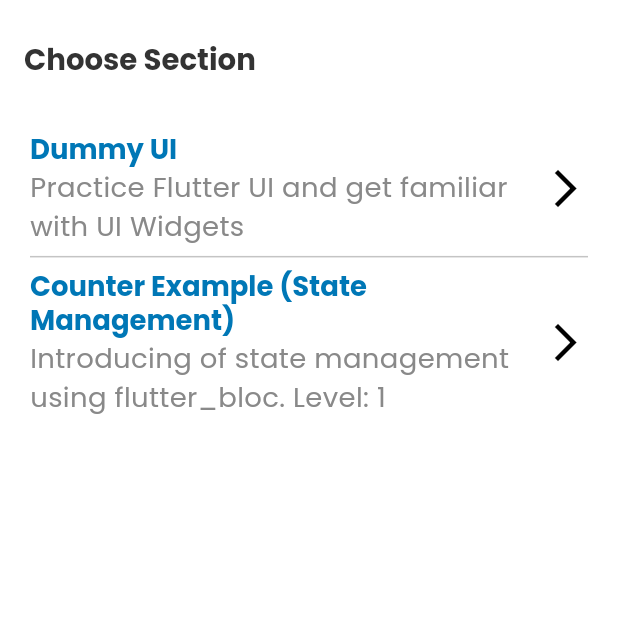
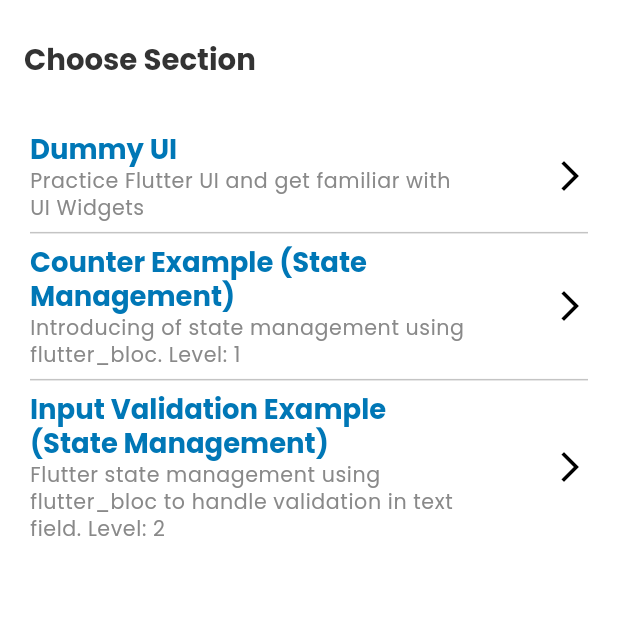
Before and after one commit to rbennum/kelas-flutter-starting-project, a Flutter app: the screen it shows after launch, on a phone screen of 412 x 824 dp, the top half of it. Run offline on Flutter 3.47's test engine with Material 3 defaults, Android fonts, the phone set to English and light mode, and no system bars; our stand-ins replace auto_route, bloc, dio, flutter_bloc, flutter_screenutil, fluttertoast and 7 more; generated files the repository leaves out were written again.

Commit message:
feat: initialize input validation page

```diff
--- a/lib/core/routes/app_router.dart
+++ b/lib/core/routes/app_router.dart
@@ -9,5 +9,6 @@
     AutoRoute(page: DummyUIRoute.page),
     AutoRoute(page: DummyUIListRoute.page),
     AutoRoute(page: CounterRoute.page),
+    AutoRoute(page: InputValidationRoute.page),
   ];
 }
--- a/lib/presentation/pages/dummy_ui/dummy_ui_page.dart
+++ b/lib/presentation/pages/dummy_ui/dummy_ui_page.dart
@@ -22,7 +22,7 @@
         body: SingleChildScrollView(
           padding: UIHelper.padding(vertical: 10, horizontal: 20),
           child:
-              Column(crossAxisAlignment: CrossAxisAlignment.start, children: [
+          Column(crossAxisAlignment: CrossAxisAlignment.start, children: [
             InkWell(
               onTap: () =>
                   AutoRouter.of(context).push(const DummyUIListRoute()),
@@ -66,7 +66,7 @@
             UIHelper.verticalSpace(10),
             ...List.generate(
                 2,
-                (index) => NewsCard(
+                    (index) => NewsCard(
                     imgSrc: Constants.dummyImg,
                     title: "How can I be Flutter Developer Expert?",
                     desc: "Jill Lepore \u2022 23 May 23")),
@@ -81,7 +81,7 @@
               mainAxisAlignment: MainAxisAlignment.spaceBetween,
               children: List.generate(
                   3,
-                  (index) =>
+                      (index) =>
                       RowCard(index: index, imageSource: Constants.dummyImg)),
             ),
             UIHelper.verticalSpace(20),
--- a/lib/presentation/pages/splash/splash_page.dart
+++ b/lib/presentation/pages/splash/splash_page.dart
@@ -18,7 +18,12 @@
       SplashItem(
           "Counter Example (State Management)",
           "Introducing of state management using flutter_bloc. Level: 1",
-              () => AutoRouter.of(context).push(const CounterRoute()))
+              () => AutoRouter.of(context).push(const CounterRoute())),
+      SplashItem(
+          "Input Validation Example (State Management)",
+          "Flutter state management using flutter_bloc to handle validation in text field. Level: 2",
+          () => AutoRouter.of(context).push(const InputValidationRoute())
+      )
     ];
 
     return Scaffold(
--- a/lib/presentation/pages/splash/widgets/splash_item_card.dart
+++ b/lib/presentation/pages/splash/widgets/splash_item_card.dart
@@ -14,21 +14,27 @@
     return Row(
       children: [
         Expanded(
-            child: Column(
-          crossAxisAlignment: CrossAxisAlignment.start,
-          children: [
-            Text(title,
-                style: context.textTheme.headlineLarge
-                    ?.copyWith(color: ColorConstant.primary)),
-            Text(description,
-                style: context.textTheme.bodyMedium
-                    ?.copyWith(color: ColorConstant.grey))
-          ],
-        )),
-        const Icon(
-          Icons.arrow_forward_ios,
-          size: 30,
-        )
+          flex: 5,
+          child: Column(
+            crossAxisAlignment: CrossAxisAlignment.start,
+            children: [
+              Text(
+                title,
+                style: context.textTheme.headlineLarge?.copyWith(
+                  color: ColorConstant.primary,
+                ),
+              ),
+              Text(
+                description,
+                style: context.textTheme.bodySmall?.copyWith(
+                  color: ColorConstant.grey,
+                ),
+              )
+            ],
+          ),
+        ),
+        const Spacer(),
+        const Icon(Icons.arrow_forward_ios_outlined, size: 24,)
       ],
     );
   }
```
Also changed, not shown: lib/presentation/pages/input_validation/input_validation_page.dart (added, +54 -0 lines), lib/core/routes/app_router.gr.dart.
